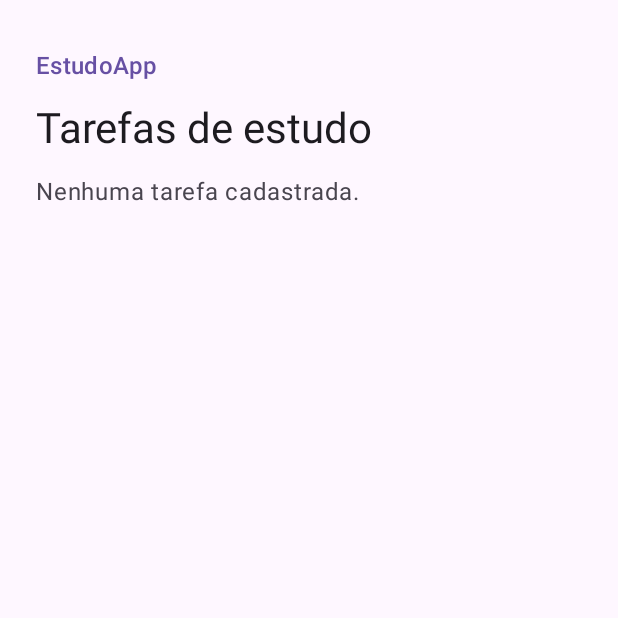
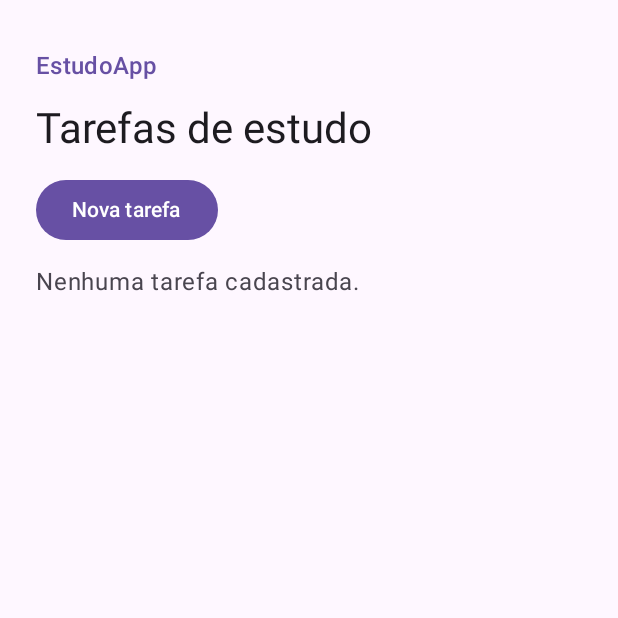
Before and after one commit to GAMAZZO/Estudoapp, an Android app built with Jetpack Compose: the screen it shows after launch (MainActivity), on a phone screen of 412 x 824 dp, the top half of it. Run offline under Robolectric (Android 15) with nearby library versions, the phone set to English and light mode, and no system bars; our stand-ins replace Room's generated code.

Commit message:
Adiciona cadastro e listagem de tarefas

```diff
--- a/app/src/main/AndroidManifest.xml
+++ b/app/src/main/AndroidManifest.xml
@@ -1,11 +1,13 @@
 <?xml version="1.0" encoding="utf-8"?>
 <manifest xmlns:android="http://schemas.android.com/apk/res/android">
     <application
+        android:name=".EstudoApplication"
         android:label="@string/app_name"
         android:theme="@style/Theme.EstudoApp">
         <activity
             android:name=".MainActivity"
-            android:exported="true">
+            android:exported="true"
+            android:windowSoftInputMode="adjustResize">
             <intent-filter>
                 <action android:name="android.intent.action.MAIN" />
                 <category android:name="android.intent.category.LAUNCHER" />
--- /dev/null
+++ b/app/src/main/java/tcc/estudoapp/EstudoApplication.kt
@@ -0,0 +1,11 @@
+package tcc.estudoapp
+
+import android.app.Application
+import androidx.room.Room
+import tcc.estudoapp.data.StudyDatabase
+
+class EstudoApplication : Application() {
+    val database: StudyDatabase by lazy {
+        Room.databaseBuilder(this, StudyDatabase::class.java, "estudo.db").build()
+    }
+}
--- a/app/src/main/java/tcc/estudoapp/MainActivity.kt
+++ b/app/src/main/java/tcc/estudoapp/MainActivity.kt
@@ -5,64 +5,22 @@ import androidx.activity.ComponentActivity
 import androidx.activity.compose.setContent
 import androidx.activity.enableEdgeToEdge
 import androidx.compose.foundation.isSystemInDarkTheme
-import androidx.compose.foundation.layout.Arrangement
-import androidx.compose.foundation.layout.Column
-import androidx.compose.foundation.layout.fillMaxSize
-import androidx.compose.foundation.layout.padding
-import androidx.compose.foundation.rememberScrollState
-import androidx.compose.foundation.verticalScroll
 import androidx.compose.material3.MaterialTheme
-import androidx.compose.material3.Scaffold
-import androidx.compose.material3.Text
 import androidx.compose.material3.darkColorScheme
 import androidx.compose.material3.lightColorScheme
-import androidx.compose.runtime.Composable
-import androidx.compose.ui.Modifier
-import androidx.compose.ui.res.stringResource
-import androidx.compose.ui.semantics.heading
-import androidx.compose.ui.semantics.semantics
-import androidx.compose.ui.unit.dp
+import tcc.estudoapp.ui.TasksScreen
 
 class MainActivity : ComponentActivity() {
     override fun onCreate(savedInstanceState: Bundle?) {
         super.onCreate(savedInstanceState)
         enableEdgeToEdge()
+        val taskDao = (application as EstudoApplication).database.studyTaskDao()
 
         setContent {
             val colorScheme = if (isSystemInDarkTheme()) darkColorScheme() else lightColorScheme()
             MaterialTheme(colorScheme = colorScheme) {
-                TasksScreen()
+                TasksScreen(taskDao)
             }
         }
     }
 }
-
-@Composable
-private fun TasksScreen() {
-    Scaffold { contentPadding ->
-        Column(
-            modifier = Modifier
-                .fillMaxSize()
-                .padding(contentPadding)
-                .verticalScroll(rememberScrollState())
-                .padding(horizontal = 24.dp, vertical = 32.dp),
-            verticalArrangement = Arrangement.spacedBy(12.dp)
-        ) {
-            Text(
-                text = stringResource(R.string.app_name),
-                style = MaterialTheme.typography.titleMedium,
-                color = MaterialTheme.colorScheme.primary
-            )
-            Text(
-                text = stringResource(R.string.tasks_title),
-                modifier = Modifier.semantics { heading() },
-                style = MaterialTheme.typography.headlineMedium
-            )
-            Text(
-                text = stringResource(R.string.tasks_empty),
-                style = MaterialTheme.typography.bodyLarge,
-                color = MaterialTheme.colorScheme.onSurfaceVariant
-            )
-        }
-    }
-}
--- /dev/null
+++ b/app/src/main/java/tcc/estudoapp/data/StudyDatabase.kt
@@ -0,0 +1,22 @@
+package tcc.estudoapp.data
+
+import androidx.room.Dao
+import androidx.room.Database
+import androidx.room.Insert
+import androidx.room.Query
+import androidx.room.RoomDatabase
+import kotlinx.coroutines.flow.Flow
+
+@Dao
+interface StudyTaskDao {
+    @Query("SELECT * FROM study_tasks ORDER BY dueDateUtcMillis ASC, id ASC")
+    fun observeTasks(): Flow<List<StudyTask>>
+
+    @Insert
+    suspend fun insert(task: StudyTask)
+}
+
+@Database(entities = [StudyTask::class], version = 1)
+abstract class StudyDatabase : RoomDatabase() {
+    abstract fun studyTaskDao(): StudyTaskDao
+}
--- a/app/src/main/res/values/strings.xml
+++ b/app/src/main/res/values/strings.xml
@@ -3,4 +3,16 @@
     <string name="app_name">EstudoApp</string>
     <string name="tasks_title">Tarefas de estudo</string>
     <string name="tasks_empty">Nenhuma tarefa cadastrada.</string>
+    <string name="task_new">Nova tarefa</string>
+    <string name="task_title">Nome da tarefa</string>
+    <string name="task_select_due_date">Selecionar prazo</string>
+    <string name="task_due_date">Prazo: %1$s</string>
+    <string name="task_priority">Prioridade</string>
+    <string name="task_priority_label">Prioridade: %1$s</string>
+    <string name="task_priority_low">Baixa</string>
+    <string name="task_priority_medium">Média</string>
+    <string name="task_priority_high">Alta</string>
+    <string name="task_save">Salvar</string>
+    <string name="task_cancel">Cancelar</string>
+    <string name="task_save_error">Não foi possível salvar a tarefa. Tente novamente.</string>
 </resources>
```
Also changed, not shown: app/build.gradle.kts (+9 -0 lines), app/src/main/java/tcc/estudoapp/data/StudyTask.kt (added, +16 -0 lines), app/src/main/java/tcc/estudoapp/ui/TasksScreen.kt (added, +260 -0 lines), 1 other file.
